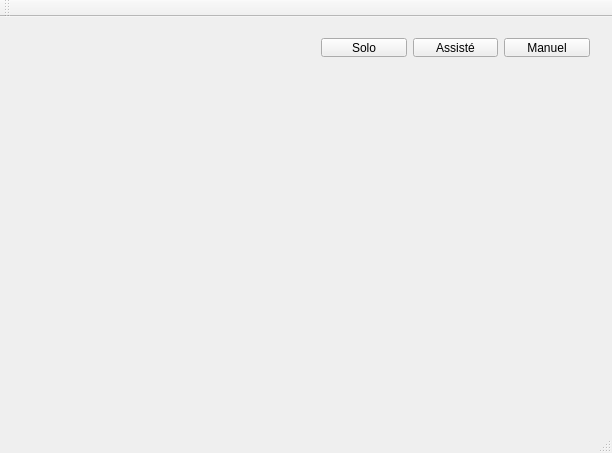
First picture: the form in qt_projet_2A/mainwindow.ui, repository wasoh/project_2A, before the edit.
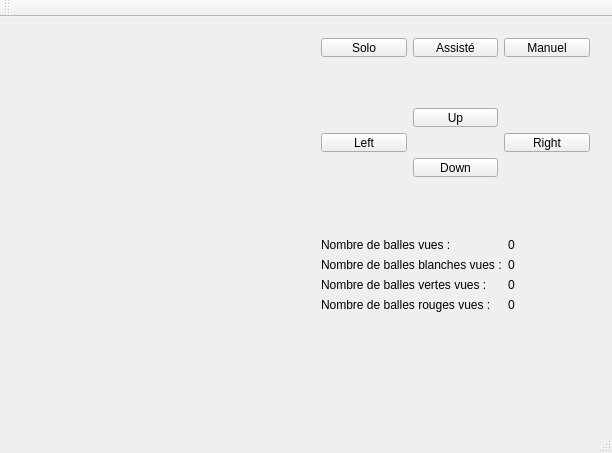
Second picture: the form after the edit.

Patch:
```diff
--- a/qt_projet_2A/mainwindow.ui
+++ b/qt_projet_2A/mainwindow.ui
@@ -62,12 +62,109 @@
     <property name="geometry">
      <rect>
       <x>310</x>
-      <y>70</y>
+      <y>210</y>
       <width>291</width>
-      <height>321</height>
+      <height>181</height>
      </rect>
     </property>
-    <layout class="QFormLayout" name="flBallDetected"/>
+    <layout class="QFormLayout" name="flBallDetected">
+     <item row="0" column="0">
+      <widget class="QLabel" name="label">
+       <property name="text">
+        <string>Nombre de balles vues :</string>
+       </property>
+      </widget>
+     </item>
+     <item row="0" column="1">
+      <widget class="QLabel" name="lblNbB">
+       <property name="text">
+        <string>0</string>
+       </property>
+      </widget>
+     </item>
+     <item row="1" column="0">
+      <widget class="QLabel" name="label_4">
+       <property name="text">
+        <string>Nombre de balles blanches vues :</string>
+       </property>
+      </widget>
+     </item>
+     <item row="1" column="1">
+      <widget class="QLabel" name="lblNbBb">
+       <property name="text">
+        <string>0</string>
+       </property>
+      </widget>
+     </item>
+     <item row="2" column="0">
+      <widget class="QLabel" name="label_3">
+       <property name="text">
+        <string>Nombre de balles vertes vues :</string>
+       </property>
+      </widget>
+     </item>
+     <item row="2" column="1">
+      <widget class="QLabel" name="lblNbBv">
+       <property name="text">
+        <string>0</string>
+       </property>
+      </widget>
+     </item>
+     <item row="3" column="0">
+      <widget class="QLabel" name="label_2">
+       <property name="text">
+        <string>Nombre de balles rouges vues :</string>
+       </property>
+      </widget>
+     </item>
+     <item row="3" column="1">
+      <widget class="QLabel" name="lblNbBr">
+       <property name="text">
+        <string>0</string>
+       </property>
+      </widget>
+     </item>
+    </layout>
+   </widget>
+   <widget class="QWidget" name="gridLayoutWidget">
+    <property name="geometry">
+     <rect>
+      <x>310</x>
+      <y>80</y>
+      <width>291</width>
+      <height>91</height>
+     </rect>
+    </property>
+    <layout class="QGridLayout" name="gridLayout">
+     <item row="0" column="2">
+      <widget class="QPushButton" name="btnUp">
+       <property name="text">
+        <string>Up</string>
+       </property>
+      </widget>
+     </item>
+     <item row="1" column="3">
+      <widget class="QPushButton" name="btnRight">
+       <property name="text">
+        <string>Right</string>
+       </property>
+      </widget>
+     </item>
+     <item row="2" column="2">
+      <widget class="QPushButton" name="bbtnDown">
+       <property name="text">
+        <string>Down</string>
+       </property>
+      </widget>
+     </item>
+     <item row="1" column="1">
+      <widget class="QPushButton" name="btnLeft">
+       <property name="text">
+        <string>Left</string>
+       </property>
+      </widget>
+     </item>
+    </layout>
    </widget>
   </widget>
   <widget class="QMenuBar" name="menuBar">
```
